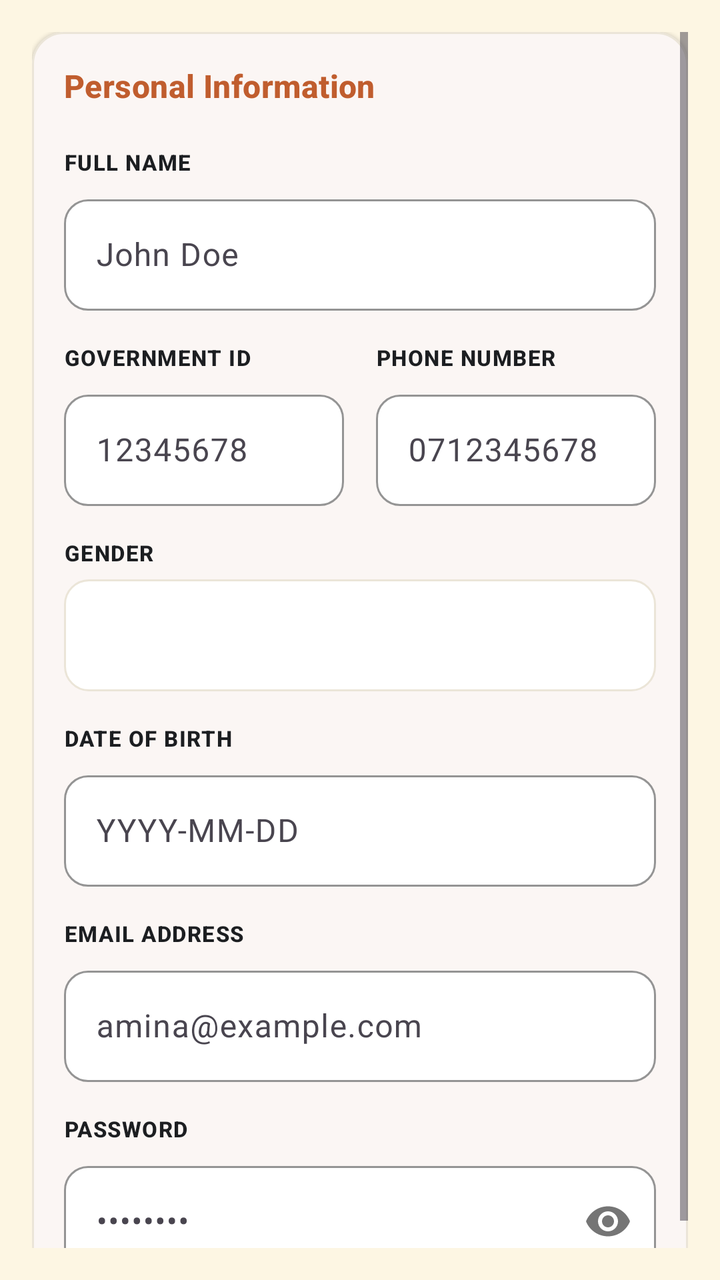
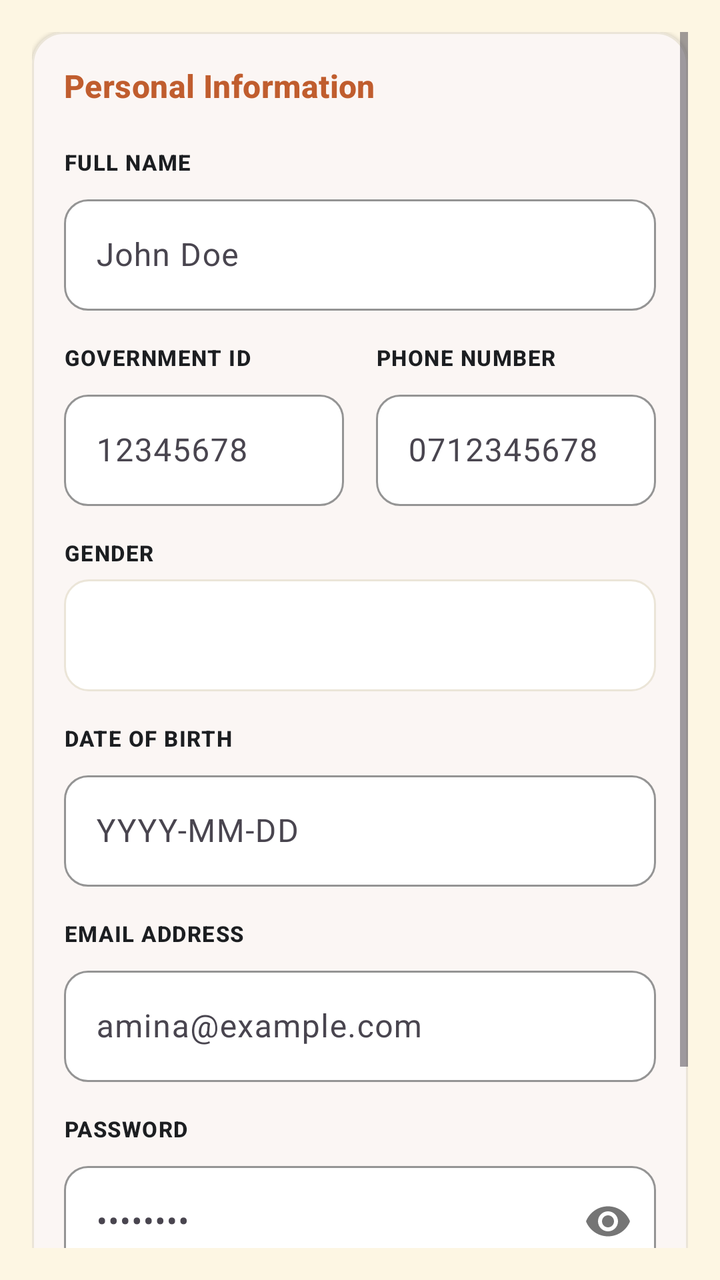

Before-and-after screenshots of an Android layout around one commit, followed by the original layout XML and the change that was made.
<!-- AndroidManifest.xml: application theme Theme.TerraLink -->
<!-- res/layout/fragment_personal_info.xml -->
<?xml version="1.0" encoding="utf-8"?>
<ScrollView xmlns:android="http://schemas.android.com/apk/res/android"
    xmlns:app="http://schemas.android.com/apk/res-auto"
    android:layout_width="match_parent"
    android:layout_height="match_parent"
    android:fillViewport="true"
    android:padding="16dp">

    <com.google.android.material.card.MaterialCardView
        style="@style/Widget.TerraLink.Card"
        android:layout_width="match_parent"
        android:layout_height="wrap_content">

        <LinearLayout
            android:layout_width="match_parent"
            android:layout_height="wrap_content"
            android:orientation="vertical"
            android:padding="16dp">

            <TextView
                android:layout_width="wrap_content"
                android:layout_height="wrap_content"
                android:text="Personal Information"
                android:textColor="@color/terracotta_primary"
                android:textAppearance="?attr/textAppearanceTitleMedium"
                android:textStyle="bold" />

            
            <TextView
                android:layout_width="wrap_content"
                android:layout_height="wrap_content"
                android:layout_marginTop="20dp"
                android:text="FULL NAME"
                android:textColor="@color/navy_text_primary"
                android:textAppearance="?attr/textAppearanceLabelSmall"
                android:textStyle="bold" />

            <com.google.android.material.textfield.TextInputLayout
                android:id="@+id/tilFullName"
                style="@style/Widget.TerraLink.TextInputLayout"
                android:layout_width="match_parent"
                android:layout_height="wrap_content"
                android:layout_marginTop="6dp">

                <com.google.android.material.textfield.TextInputEditText
                    android:id="@+id/etFullName"
                    android:layout_width="match_parent"
                    android:layout_height="wrap_content"
                    android:hint="John Doe"
                    android:inputType="textPersonName" />
            </com.google.android.material.textfield.TextInputLayout>

            <TextView
                android:id="@+id/tvNameHelper"
                android:layout_width="wrap_content"
                android:layout_height="wrap_content"
                android:layout_marginTop="4dp"
                android:text="Name matches client record format."
                android:textColor="@color/status_green"
                android:textAppearance="?attr/textAppearanceBodySmall"
                android:visibility="gone" />

            
            <LinearLayout
                android:layout_width="match_parent"
                android:layout_height="wrap_content"
                android:layout_marginTop="16dp"
                android:orientation="horizontal">

                <LinearLayout
                    android:layout_width="0dp"
                    android:layout_height="wrap_content"
                    android:layout_marginEnd="8dp"
                    android:layout_weight="1"
                    android:orientation="vertical">

                    <TextView
                        android:layout_width="wrap_content"
                        android:layout_height="wrap_content"
                        android:text="GOVERNMENT ID"
                        android:textColor="@color/navy_text_primary"
                        android:textAppearance="?attr/textAppearanceLabelSmall"
                        android:textStyle="bold" />

                    <com.google.android.material.textfield.TextInputLayout
                        android:id="@+id/tilGovId"
                        style="@style/Widget.TerraLink.TextInputLayout"
                        android:layout_width="match_parent"
                        android:layout_height="wrap_content"
                        android:layout_marginTop="6dp">

                        <com.google.android.material.textfield.TextInputEditText
                            android:id="@+id/etGovId"
                            android:layout_width="match_parent"
                            android:layout_height="wrap_content"
                            android:hint="12345678"
                            android:inputType="number"
                            android:maxLength="8" />
                    </com.google.android.material.textfield.TextInputLayout>

                    <TextView
                        android:id="@+id/tvGovIdError"
                        android:layout_width="wrap_content"
                        android:layout_height="wrap_content"
                        android:layout_marginTop="4dp"
                        android:text="Enter 10 digits."
                        android:textColor="@color/status_red"
                        android:textAppearance="?attr/textAppearanceBodySmall"
                        android:visibility="gone" />
                </LinearLayout>

                <LinearLayout
                    android:layout_width="0dp"
                    android:layout_height="wrap_content"
                    android:layout_marginStart="8dp"
                    android:layout_weight="1"
                    android:orientation="vertical">

                    <TextView
                        android:layout_width="wrap_content"
                        android:layout_height="wrap_content"
                        android:text="PHONE NUMBER"
                        android:textColor="@color/navy_text_primary"
                        android:textAppearance="?attr/textAppearanceLabelSmall"
                        android:textStyle="bold" />

                    <com.google.android.material.textfield.TextInputLayout
                        android:id="@+id/tilPhone"
                        style="@style/Widget.TerraLink.TextInputLayout"
                        android:layout_width="match_parent"
                        android:layout_height="wrap_content"
                        android:layout_marginTop="6dp">

                        <com.google.android.material.textfield.TextInputEditText
                            android:id="@+id/etPhone"
                            android:layout_width="match_parent"
                            android:layout_height="wrap_content"
                            android:hint="0712345678"
                            android:inputType="phone"
                            android:maxLength="10" />
                    </com.google.android.material.textfield.TextInputLayout>

                    <TextView
                        android:id="@+id/tvPhoneError"
                        android:layout_width="wrap_content"
                        android:layout_height="wrap_content"
                        android:layout_marginTop="4dp"
                        android:text="Number is incomplete."
                        android:textColor="@color/status_red"
                        android:textAppearance="?attr/textAppearanceBodySmall"
                        android:visibility="gone" />
                </LinearLayout>
            </LinearLayout>

            
            <TextView
                android:layout_width="wrap_content"
                android:layout_height="wrap_content"
                android:layout_marginTop="16dp"
                android:text="GENDER"
                android:textColor="@color/navy_text_primary"
                android:textAppearance="?attr/textAppearanceLabelSmall"
                android:textStyle="bold" />

            <Spinner
                android:id="@+id/spinnerGender"
                android:layout_width="match_parent"
                android:layout_height="@dimen/input_height"
                android:layout_marginTop="6dp"
                android:background="@drawable/bg_input_background"
                android:paddingStart="12dp"
                android:paddingEnd="12dp" />

            
            <TextView
                android:layout_width="wrap_content"
                android:layout_height="wrap_content"
                android:layout_marginTop="16dp"
                android:text="DATE OF BIRTH"
                android:textColor="@color/navy_text_primary"
                android:textAppearance="?attr/textAppearanceLabelSmall"
                android:textStyle="bold" />

            <com.google.android.material.textfield.TextInputLayout
                android:id="@+id/tilDob"
                style="@style/Widget.TerraLink.TextInputLayout"
                android:layout_width="match_parent"
                android:layout_height="wrap_content"
                android:layout_marginTop="6dp">

                <com.google.android.material.textfield.TextInputEditText
                    android:id="@+id/etDob"
                    android:layout_width="match_parent"
                    android:layout_height="wrap_content"
                    android:hint="YYYY-MM-DD"
                    android:inputType="none"
                    android:focusable="false"
                    android:clickable="true"
                    android:cursorVisible="false" />
            </com.google.android.material.textfield.TextInputLayout>

            
            <TextView
                android:layout_width="wrap_content"
                android:layout_height="wrap_content"
                android:layout_marginTop="16dp"
                android:text="EMAIL ADDRESS"
                android:textColor="@color/navy_text_primary"
                android:textAppearance="?attr/textAppearanceLabelSmall"
                android:textStyle="bold" />

            <com.google.android.material.textfield.TextInputLayout
                android:id="@+id/tilEmail"
                style="@style/Widget.TerraLink.TextInputLayout"
                android:layout_width="match_parent"
                android:layout_height="wrap_content"
                android:layout_marginTop="6dp">

                <com.google.android.material.textfield.TextInputEditText
                    android:id="@+id/etEmail"
                    android:layout_width="match_parent"
                    android:layout_height="wrap_content"
                    android:hint="amina@example.com"
                    android:inputType="textEmailAddress" />
            </com.google.android.material.textfield.TextInputLayout>

            
            <TextView
                android:layout_width="wrap_content"
                android:layout_height="wrap_content"
                android:layout_marginTop="16dp"
                android:text="PASSWORD"
                android:textColor="@color/navy_text_primary"
                android:textAppearance="?attr/textAppearanceLabelSmall"
                android:textStyle="bold" />

            <com.google.android.material.textfield.TextInputLayout
                android:id="@+id/tilPassword"
                style="@style/Widget.TerraLink.TextInputLayout"
                android:layout_width="match_parent"
                android:layout_height="wrap_content"
                android:layout_marginTop="6dp"
                app:passwordToggleEnabled="true">

                <com.google.android.material.textfield.TextInputEditText
                    android:id="@+id/etPassword"
                    android:layout_width="match_parent"
                    android:layout_height="wrap_content"
                    android:hint="••••••••"
                    android:inputType="textPassword" />
            </com.google.android.material.textfield.TextInputLayout>

        </LinearLayout>
    </com.google.android.material.card.MaterialCardView>
</ScrollView>
<!-- resources referenced by this layout -->
<resources>
  <color name="navy_text_primary">#1C1E21</color>
  <color name="status_green">#1F9D55</color>
  <color name="status_red">#DC2626</color>
  <color name="terracotta_primary">#C05D2E</color>
  <dimen name="input_height">56dp</dimen>
  <!-- drawable bg_input_background (drawable) -->
  <?xml version="1.0" encoding="utf-8"?>
  <shape xmlns:android="http://schemas.android.com/apk/res/android"
      android:shape="rectangle">
  
      <solid android:color="@color/on_terracotta" />
  
      <corners android:radius="12dp" />
  
      <stroke
          android:width="1dp"
          android:color="@color/surface_stroke" />
  
      <padding
          android:left="12dp"
          android:top="8dp"
          android:right="12dp"
          android:bottom="8dp" />
  
  </shape>
  <style name="Widget.TerraLink.Card" parent="Widget.Material3.CardView.Elevated">
          <item name="cardBackgroundColor">@color/terralink_card_view</item>
          <item name="cardCornerRadius">16dp</item>
          <item name="strokeColor">@color/surface_stroke</item>
          <item name="strokeWidth">1dp</item>
      </style>
  <style name="Widget.TerraLink.TextInputLayout" parent="Widget.Material3.TextInputLayout.OutlinedBox">
          <item name="boxStrokeColor">@color/terracotta_primary</item>
          <item name="boxCornerRadiusTopStart">12dp</item>
          <item name="boxCornerRadiusTopEnd">12dp</item>
          <item name="boxCornerRadiusBottomStart">12dp</item>
          <item name="boxCornerRadiusBottomEnd">12dp</item>
          <item name="boxStrokeWidth">1dp</item>
          <item name="boxStrokeWidthFocused">2dp</item>
          <item name="boxBackgroundColor">@color/surface_card</item>
          <item name="hintTextColor">@color/text_secondary</item>
      </style>
  <style name="Theme.TerraLink" parent="Theme.Material3.Light.NoActionBar">
          <item name="colorPrimary">@color/terracotta_primary</item>
          <item name="colorOnPrimary">@color/on_terracotta</item>
          <item name="colorPrimaryContainer">@color/terracotta_container</item>
          <item name="colorSecondary">@color/olive_secondary</item>
          <item name="android:colorBackground">@color/bg_cream</item>
          <item name="colorSurface">@color/surface_card</item>
          <item name="colorOnSurface">@color/navy_text_primary</item>
          <item name="colorError">@color/status_red</item>
          
          <item name="android:statusBarColor">@color/bg_cream</item>
          <item name="android:windowLightStatusBar">true</item>
          <item name="android:navigationBarColor">@color/surface_card</item>
          <item name="android:windowLightNavigationBar" tools:targetApi="27">true</item>
      </style>
  <color name="on_terracotta">#FFFFFF</color>
  <color name="surface_stroke">#EBE5D8</color>
  <color name="surface_card">#FFFFFF</color>
  <color name="text_secondary">#6E6B65</color>
  <color name="terracotta_container">#FBECE5</color>
  <color name="olive_secondary">#77804B</color>
  <color name="bg_cream">#FDF6E3</color>
</resources>

<!-- the commit's change to res/layout/fragment_personal_info.xml (unified diff, before → after) -->
@@ -250,6 +250,32 @@
                     android:inputType="textPassword" />
             </com.google.android.material.textfield.TextInputLayout>
 
+            
+            <TextView
+                android:layout_width="wrap_content"
+                android:layout_height="wrap_content"
+                android:layout_marginTop="16dp"
+                android:text="CONFIRM PASSWORD"
+                android:textColor="@color/navy_text_primary"
+                android:textAppearance="?attr/textAppearanceLabelSmall"
+                android:textStyle="bold" />
+
+            <com.google.android.material.textfield.TextInputLayout
+                android:id="@+id/tilConfirmPassword"
+                style="@style/Widget.TerraLink.TextInputLayout"
+                android:layout_width="match_parent"
+                android:layout_height="wrap_content"
+                android:layout_marginTop="6dp"
+                app:passwordToggleEnabled="true">
+
+                <com.google.android.material.textfield.TextInputEditText
+                    android:id="@+id/etConfirmPassword"
+                    android:layout_width="match_parent"
+                    android:layout_height="wrap_content"
+                    android:hint="••••••••"
+                    android:inputType="textPassword" />
+            </com.google.android.material.textfield.TextInputLayout>
+
         </LinearLayout>
     </com.google.android.material.card.MaterialCardView>
 </ScrollView>
